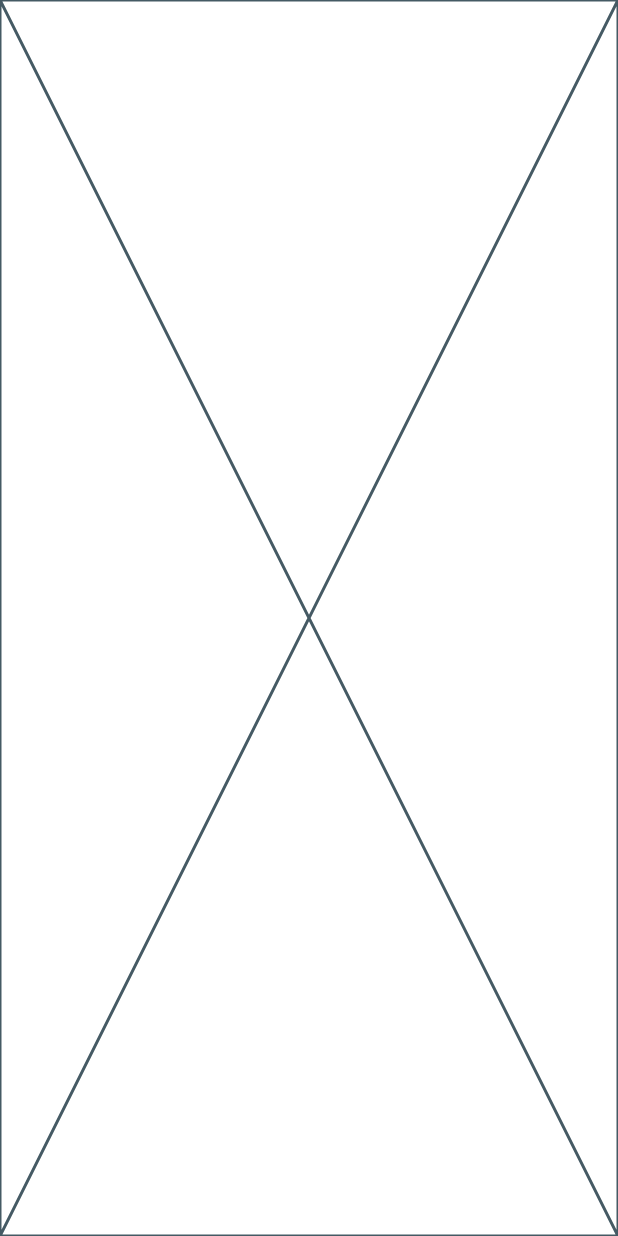
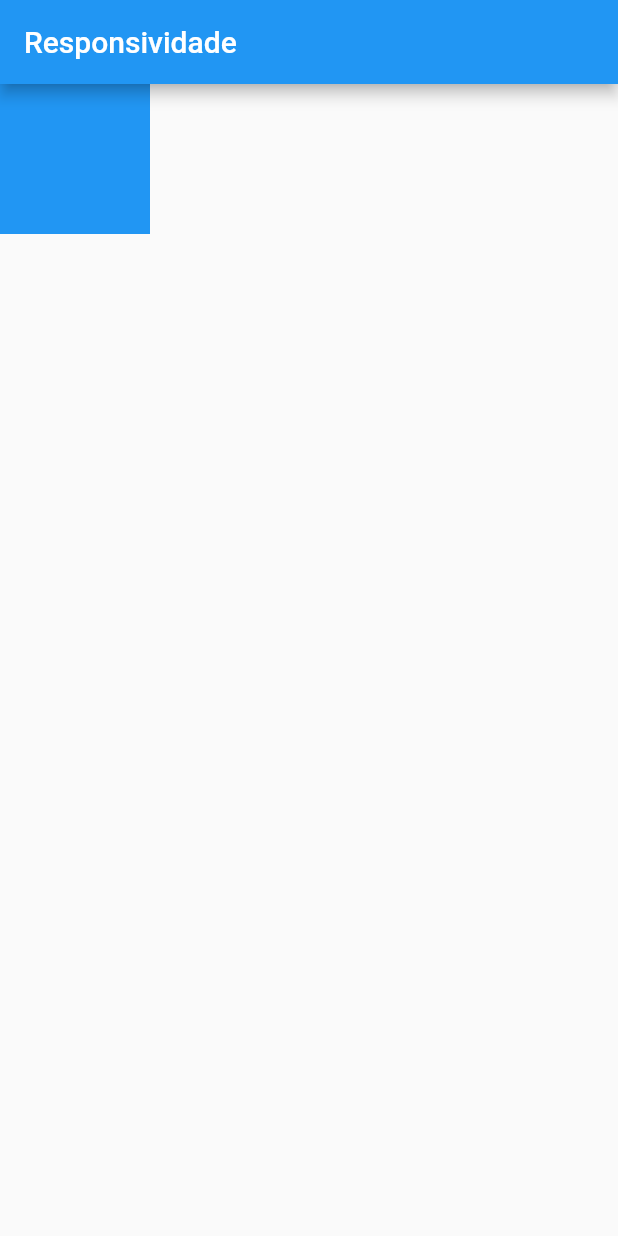
Before and after one commit to SandroRF1973/flutter_web_aula, a Flutter app: the screen it shows after launch, on a phone screen of 412 x 824 dp. Run offline on Flutter 3.47's test engine with Material 2 defaults, Android fonts, the phone set to English and light mode, and no system bars.

Commit message:
Aula - 300

```diff
--- a/lib/responsividade_media_query.dart
+++ b/lib/responsividade_media_query.dart
@@ -11,6 +11,19 @@ class ResponsividadeMediaQuery extends StatefulWidget {
 class _ResponsividadeMediaQueryState extends State<ResponsividadeMediaQuery> {
   @override
   Widget build(BuildContext context) {
-    return const Placeholder();
+    return Scaffold(
+      appBar: AppBar(
+        title: const Text("Responsividade"),
+      ),
+      body: Column(
+        children: [
+          Container(
+            width: 100,
+            height: 100,
+            color: Colors.blue,
+          )
+        ],
+      ),
+    );
   }
 }
```
